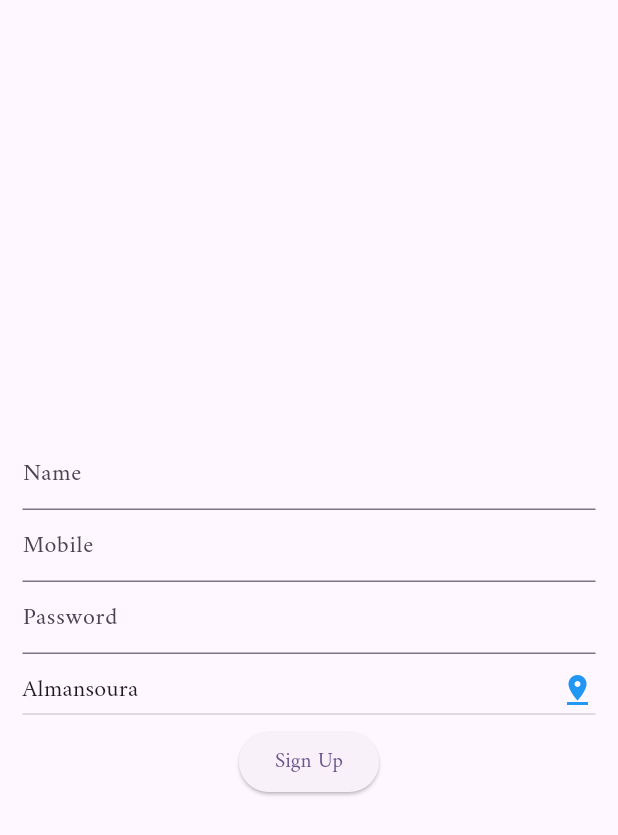
After one commit to NAYRA92/students_projects, a Flutter app: the May8signupPage screen opened directly, on a phone screen of 412 x 824 dp. The commit adds this screen. Shown: the top 835 px of the screen. Run offline on Flutter 3.47's test engine with Material 3 defaults, Android fonts, the light colour scheme and no system bars; our stand-ins replace cloud_firestore, firebase_core, google_generative_ai; accounts and stored records are empty.

Commit message:
modified:   lib/main.dart 	new file:   lib/may8login_page.dart 	new file:   lib/may8signup_page.dart

```diff
--- a/lib/main.dart
+++ b/lib/main.dart
@@ -4,6 +4,8 @@ import 'package:firebase_core/firebase_core.dart';
 import 'package:students_projects/register_new_product.dart';
 
 import 'akram_login_page.dart';
+import 'may8login_page.dart';
+import 'may8signup_page.dart';
 import 'nawaf_home_page.dart';
 import 'show_data.dart';
 import 'splash_screen.dart';
@@ -35,7 +37,7 @@ class MyApp extends StatelessWidget {
         colorScheme: ColorScheme.fromSeed(seedColor: Colors.deepPurple),
         useMaterial3: true,
       ),
-      home: ShowData(),
+      home: May8loginPage(),
     );
   }
 }
--- /dev/null
+++ b/lib/may8signup_page.dart
@@ -0,0 +1,94 @@
+import 'package:cloud_firestore/cloud_firestore.dart';
+import 'package:flutter/material.dart';
+import 'package:students_projects/constants.dart';
+
+
+class May8signupPage extends StatefulWidget {
+  const May8signupPage({super.key});
+
+  @override
+  State<May8signupPage> createState() => _May8signupPageState();
+}
+
+final connectionPhrase =
+          FirebaseFirestore
+          .instance
+          .collection("users");
+
+class _May8signupPageState extends State<May8signupPage> {
+  TextEditingController _name = TextEditingController();
+  TextEditingController _phone = TextEditingController();
+  TextEditingController _password = TextEditingController();
+
+  String? _selectedItem;
+
+  @override
+  void initState() {
+    // TODO: implement initState
+    super.initState();
+    _selectedItem = "2";
+  }
+
+  @override
+  Widget build(BuildContext context) {
+    return Scaffold(
+      body: Padding(
+        padding: const EdgeInsets.all(15.0),
+        child: Column(
+          mainAxisAlignment: MainAxisAlignment.center,
+          children: [
+          TextFormField(
+            controller: _name,
+            decoration: InputDecoration(
+              hintText: "Name"
+            ),
+          ),
+          TextFormField(
+            controller: _phone,
+            decoration: InputDecoration(
+              hintText: "Mobile"
+            ),
+          ),
+          TextFormField(
+            controller: _password,
+            decoration: InputDecoration(
+              hintText: "Password"
+            ),
+          ),
+          DropdownButton(
+            items: [
+              DropdownMenuItem(child: Text("Crater"), value: "1",),
+              DropdownMenuItem(child: Text("Almansoura"), value: "2",),
+              DropdownMenuItem(child: Text("Almualla"), value: "3",),
+              DropdownMenuItem(child: Text("Little Aden"), value: "4",),
+            ],
+            value: _selectedItem,
+            icon: Icon(Icons.pin_drop),
+            iconEnabledColor: Colors.blue,
+            isExpanded: true,
+            dropdownColor: Colors.blue,
+            onChanged: (value){
+              setState(() {
+              _selectedItem = value;
+              });
+            }),
+          ElevatedButton(
+            onPressed: () async {
+            await connectionPhrase
+              .doc(_phone.text)
+              .set({
+                'mobile': _phone.text,
+                'name': _name.text,
+                'password': _password.text,
+                'city': _selectedItem
+              });
+              _phone.clear();
+              _name.clear();
+              _password.clear();
+            },
+            child: Text("Sign Up"))
+        ],),
+      )
+    );
+  }
+}
```
Also changed, not shown: lib/may8login_page.dart (added, +124 -0 lines).
